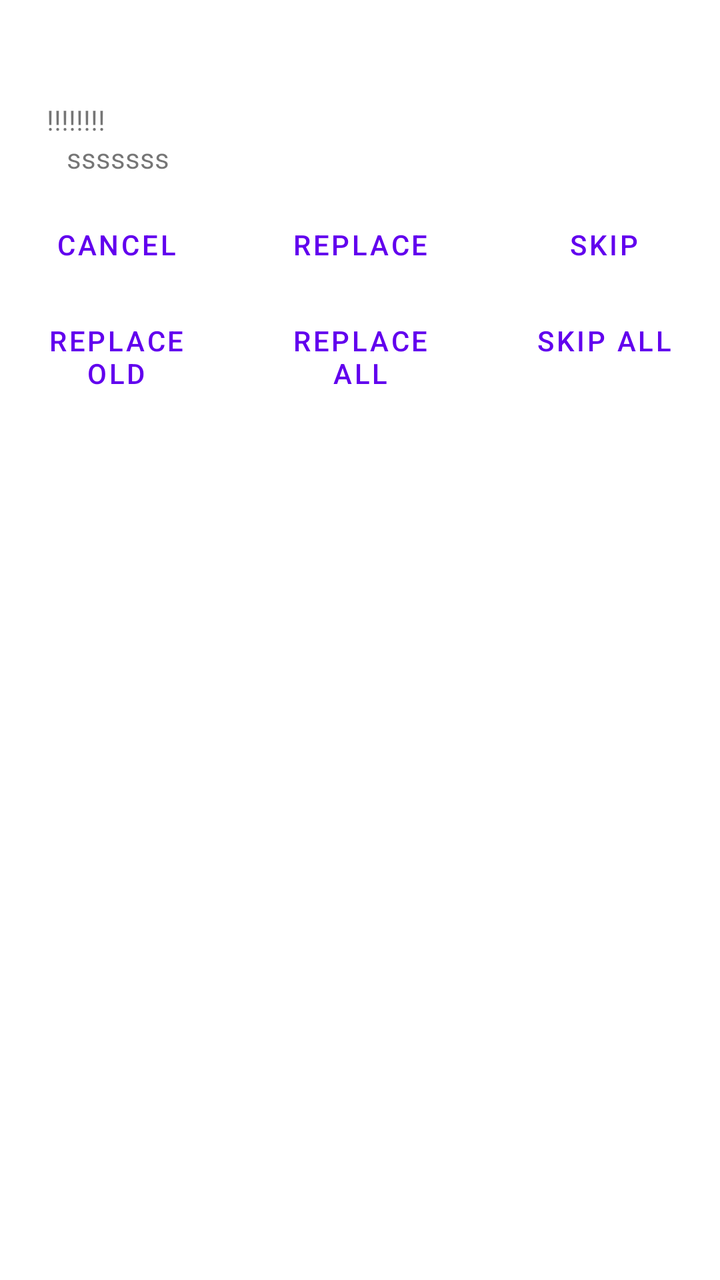
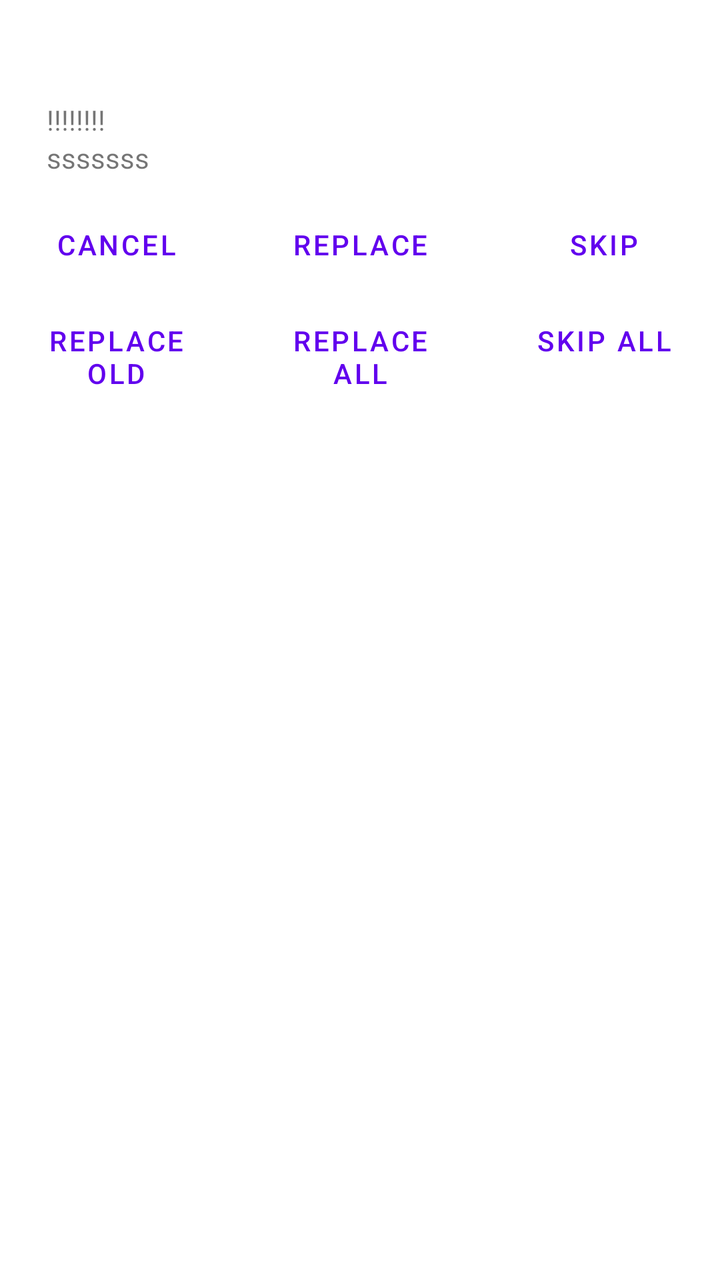

The first picture is an Android layout as it rendered before a commit; the second is the same layout after the commit. The layout source and the unified diff follow.
<!-- AndroidManifest.xml: fallback theme Theme.MaterialComponents.DayNight.NoActionBar -->
<!-- res/layout/file_exists.xml -->
<LinearLayout xmlns:android="http://schemas.android.com/apk/res/android"
    android:layout_width="fill_parent"
    android:layout_height="wrap_content"
    android:orientation="vertical" >

    <TextView
        android:id="@+id/dlg_title"
        android:layout_height="wrap_content"
        android:layout_width="fill_parent"
        android:layout_marginTop="16dip"
        android:layout_marginStart="20dip"
        android:layout_marginBottom="10dip"
        android:textAppearance="?android:attr/textAppearanceMedium"
        android:textStyle="bold"
        />

    <TextView
        android:id="@+id/msg_text"
        android:layout_height="wrap_content"
        android:layout_width="wrap_content"
        android:layout_marginStart="20dip"
        android:text=" !!!!!!!!"
        />

    <TextView
        android:id="@+id/conflict_details"
        android:layout_height="wrap_content"
        android:layout_width="wrap_content"
        android:layout_marginStart="30dip"
        android:text=" sssssss"
        />

    <LinearLayout
        android:layout_width="fill_parent"
        android:layout_height="wrap_content"
        android:layout_marginTop="10dip"
        android:gravity="center_horizontal"
        android:orientation="horizontal" >

        <Button style="?android:attr/buttonBarButtonStyle"
            android:id="@+id/cancel"
            android:layout_width="0dp"
            android:layout_height="wrap_content"
            android:layout_marginEnd="6dip"
            android:layout_weight="1"
            android:text="@string/dialog_cancel"
            />

        <Button style="?android:attr/buttonBarButtonStyle"
            android:id="@+id/yes_replace"
            android:layout_width="0dp"
            android:layout_height="wrap_content"
            android:layout_marginEnd="6dip"
            android:layout_weight="1"
            android:text="@string/dialog_replace"
            />

        <Button style="?android:attr/buttonBarButtonStyle"
            android:id="@+id/no_skip"
            android:layout_width="0dp"
            android:layout_height="wrap_content"
            android:layout_weight="1"
            android:text="@string/dialog_skip" />

    </LinearLayout>

    <LinearLayout
        android:layout_width="fill_parent"
        android:layout_height="wrap_content"
        android:layout_marginTop="0dip"
        android:gravity="center_horizontal"
        android:orientation="horizontal" >

        <Button style="?android:attr/buttonBarButtonStyle"
            android:id="@+id/replace_old"
            android:layout_width="0dp"
            android:layout_height="wrap_content"
            android:layout_marginEnd="6dip"
            android:layout_weight="1"
            android:text="@string/dialog_replace_old"
            />

        <Button style="?android:attr/buttonBarButtonStyle"
            android:id="@+id/replace_all"
            android:layout_width="0dp"
            android:layout_height="wrap_content"
            android:layout_marginEnd="6dip"
            android:layout_weight="1"
            android:text="@string/dialog_replace_all"
            />

        <Button style="?android:attr/buttonBarButtonStyle"
            android:id="@+id/skip_all"
            android:layout_width="0dp"
            android:layout_height="wrap_content"
            android:layout_weight="1"
            android:text="@string/dialog_skip_all"
            />

    </LinearLayout>


</LinearLayout>
<!-- resources referenced by this layout -->
<resources>
  <string name="dialog_cancel">Cancel</string>
  <string name="dialog_replace">Replace</string>
  <string name="dialog_replace_all">Replace all</string>
  <string name="dialog_replace_old">Replace old</string>
  <string name="dialog_skip">Skip</string>
  <string name="dialog_skip_all">Skip all</string>
</resources>

<!-- the commit's change to res/layout/file_exists.xml (unified diff, before → after) -->
@@ -26,7 +26,7 @@
         android:id="@+id/conflict_details"
         android:layout_height="wrap_content"
         android:layout_width="wrap_content"
-        android:layout_marginStart="30dip"
+        android:layout_marginStart="20dip"
         android:text=" sssssss"
         />
 
